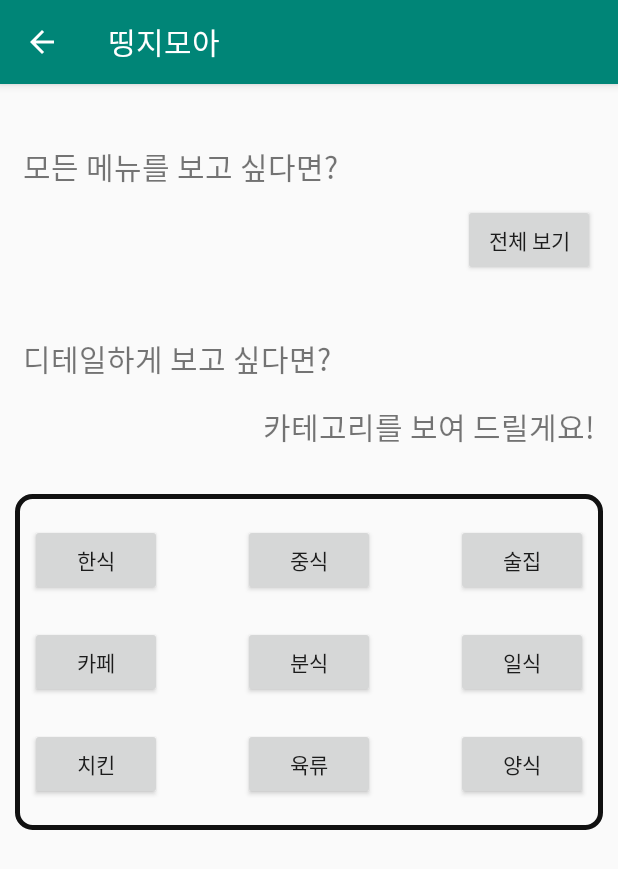
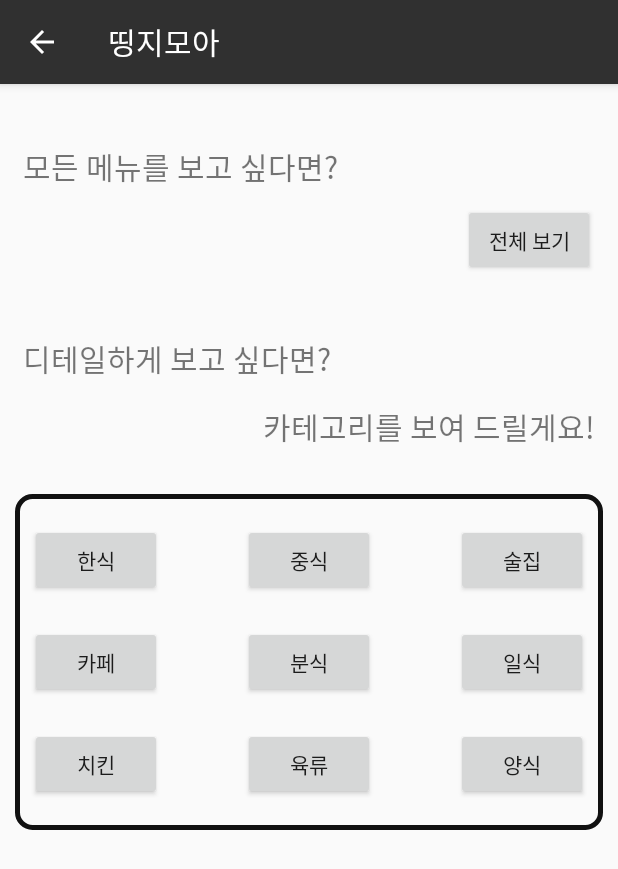
Before and after one commit to SongHeeJae/MyongjiMoa, an Android app: the ReviewMainActivity screen opened directly, with no data from a screen before it, on a phone screen of 412 x 824 dp. Shown: the top 869 px of the screen. Run offline under Robolectric (Android 15) with nearby library versions, the phone set to English and light mode, and no system bars.

Commit message:
리뷰 xml, 자바 리뷰 작성 코드 수정

```diff
--- a/app/src/main/java/com/example/myongjimoa/LoginFragment.java
+++ b/app/src/main/java/com/example/myongjimoa/LoginFragment.java
@@ -12,6 +12,7 @@ import android.view.View;
 import android.view.ViewGroup;
 import android.widget.EditText;
 import android.widget.ImageButton;
+import android.widget.LinearLayout;
 import android.widget.Toast;
 
 import androidx.annotation.NonNull;
@@ -27,6 +28,7 @@ public class LoginFragment extends Fragment {
     ImageButton add_user;
     EditText user_email;
     EditText user_password;
+    LinearLayout layout;
 
     public View onCreateView(@NonNull LayoutInflater inflater, @Nullable ViewGroup container, @Nullable Bundle savedInstanceState) {
         ViewGroup view = (ViewGroup) inflater.inflate(R.layout.login_main, container, false);
@@ -35,6 +37,9 @@ public class LoginFragment extends Fragment {
         add_user = (ImageButton) view.findViewById(R.id.add_user);
         user_email = (EditText) view.findViewById(R.id.login_email);
         user_password = (EditText) view.findViewById(R.id.login_password); // 레이아웃의 id 값으로 버튼, 텍스트 객체 할당
+
+        layout = (LinearLayout) view.findViewById(R.id.layout);
+        layout.setBackgroundResource(R.drawable.back);
 
         user_password.setInputType(InputType.TYPE_CLASS_TEXT | InputType.TYPE_TEXT_VARIATION_PASSWORD);
         add_user.setOnClickListener(new View.OnClickListener() {
--- a/app/src/main/java/com/example/myongjimoa/ReviewMainActivity.java
+++ b/app/src/main/java/com/example/myongjimoa/ReviewMainActivity.java
@@ -90,6 +90,10 @@ public class ReviewMainActivity extends AppCompatActivity {
         all = (Button) findViewById(R.id.all);
         all.setOnClickListener(onClickListener);
 
+        Intent it = getIntent();
+        user_id = it.getStringExtra("user_id");
+        user_nickname = it.getStringExtra("user_nickname");
+
         getSupportActionBar().setDisplayHomeAsUpEnabled(true);
     }
 
--- a/app/src/main/res/values/colors.xml
+++ b/app/src/main/res/values/colors.xml
@@ -1,6 +1,6 @@
 <?xml version="1.0" encoding="utf-8"?>
 <resources>
-    <color name="colorPrimary">#008577</color>
-    <color name="colorPrimaryDark">#00574B</color>
+    <color name="colorPrimary">#303030</color>
+    <color name="colorPrimaryDark">#000000</color>
     <color name="colorAccent">#D81B60</color>
 </resources>
```
Also changed, not shown: app/src/main/res/layout/login_main.xml (+16 -10 lines), app/src/main/res/drawable/adduser_button.png, app/src/main/res/drawable/back.png (added), app/src/main/res/drawable/login_button.png, app/src/main/res/drawable/loginping.png (added).
